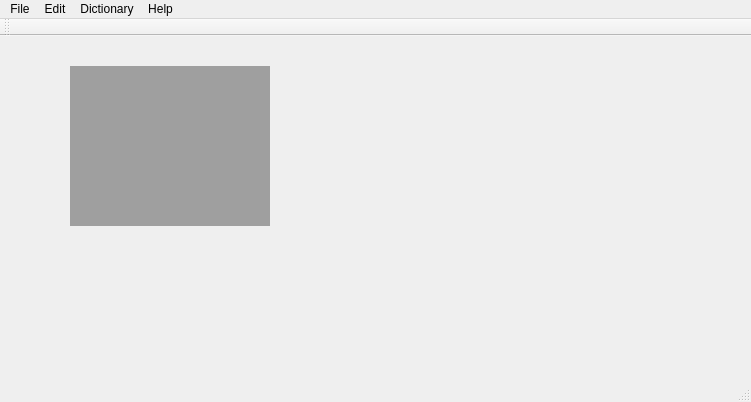
First picture: the form in forms/main/mainwindow.ui, repository vintikcomua/minishop, before the edit.
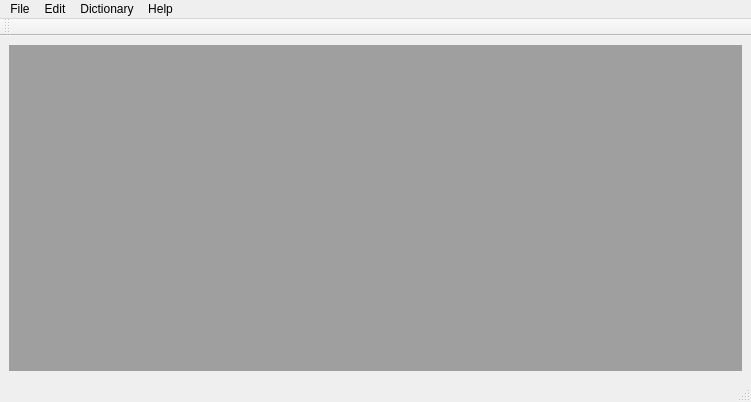
Second picture: the form after the edit. Icons and pictures are not drawn.

The edit to the form file:
```diff
--- a/forms/main/mainwindow.ui
+++ b/forms/main/mainwindow.ui
@@ -24,16 +24,11 @@
     <normaloff>:/images/minishop.ico</normaloff>:/images/minishop.ico</iconset>
   </property>
   <widget class="QWidget" name="centralwidget">
-   <widget class="QMdiArea" name="mdiArea">
-    <property name="geometry">
-     <rect>
-      <x>70</x>
-      <y>30</y>
-      <width>200</width>
-      <height>160</height>
-     </rect>
-    </property>
-   </widget>
+   <layout class="QVBoxLayout" name="verticalLayout">
+    <item>
+     <widget class="QMdiArea" name="mdiArea"/>
+    </item>
+   </layout>
   </widget>
   <widget class="QMenuBar" name="menubar">
    <property name="geometry">
```
